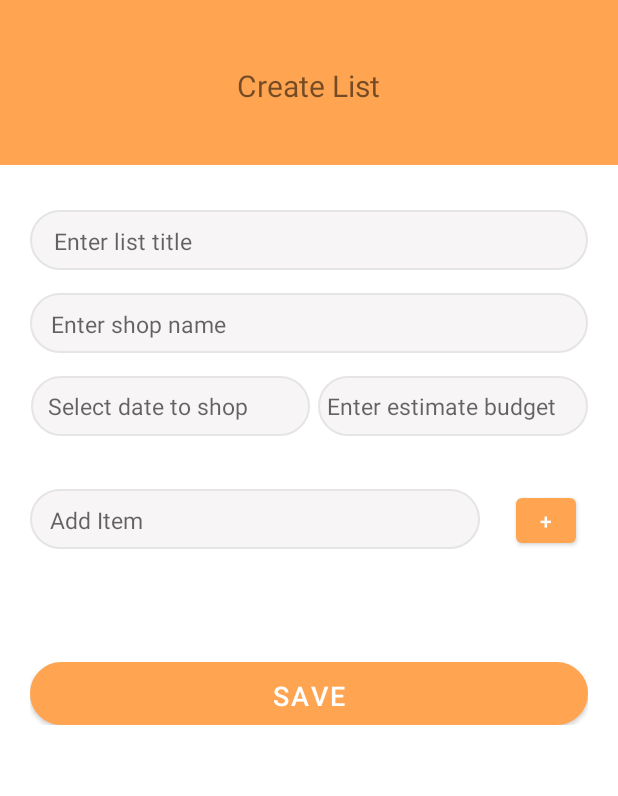
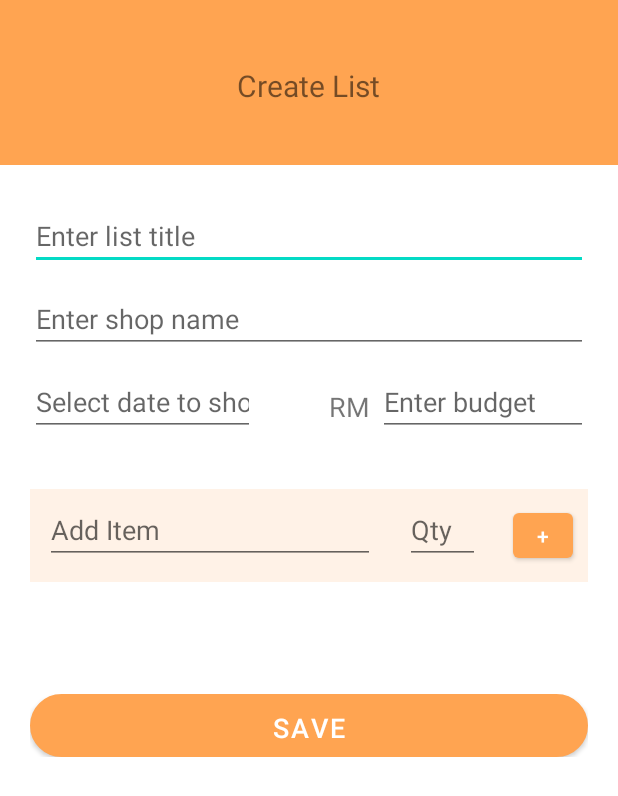
Before and after one commit to ainnurina/yololist, an Android app: the AddListActivity screen opened directly, with no data from a screen before it, on a phone screen of 412 x 824 dp. Shown: the top 796 px of the screen. Run offline under Robolectric (Android 15) with nearby library versions, the phone set to English and light mode, and no system bars; our stand-ins replace Firebase (no records; nobody signed in at launch, a user with empty details on screens opened directly); Roboto replaces fonts that are not available here.

Commit message:
new update 30/1 -1

```diff
--- a/app/src/main/java/com/example/ToListApp/AddListActivity.java
+++ b/app/src/main/java/com/example/ToListApp/AddListActivity.java
@@ -51,11 +51,12 @@ public class AddListActivity extends AppCompatActivity implements OnClickListene
     private EditText list_title;
     private EditText textIn;
     private LinearLayout container;
-    private TextView textOut;
+    private TextView textOut, textOutQty;
 
     private EditText etDate;
     private EditText shopName;
     private EditText budget;
+    private EditText txtqty;
     DatePickerDialog.OnDateSetListener setListener;
 
 
@@ -72,6 +73,7 @@ public class AddListActivity extends AppCompatActivity implements OnClickListene
     private CollectionReference collectionReferenceI = db.collection("Items");
 
     private ArrayList<String> values = new ArrayList<String>();
+    private ArrayList<String> valuesQty = new ArrayList<String>();
 
     @Override
     protected void onCreate(Bundle savedInstanceState) {
@@ -84,6 +86,7 @@ public class AddListActivity extends AppCompatActivity implements OnClickListene
         shopName = findViewById(R.id.post_list_shopName);
         budget = findViewById(R.id.post_list_budget);
         textIn = findViewById(R.id.textin);
+        txtqty = findViewById(R.id.txtqty);
         saveButton = findViewById(R.id.post_saveButton);
         saveButton.setOnClickListener(this);
         buttonAdd = findViewById(R.id.post_add_new_item);
@@ -122,6 +125,10 @@ public class AddListActivity extends AppCompatActivity implements OnClickListene
                 textOut.setText(textIn.getText().toString());
                 values.add(textIn.getText().toString());
 
+                textOutQty = addView.findViewById(R.id.inputqty);
+                textOutQty.setText(txtqty.getText().toString());
+                valuesQty.add(txtqty.getText().toString());
+
                 Button buttonRemove = (Button) addView.findViewById(R.id.remove);
                 View finalAddView = addView;
                 String tempS = textOut.getText().toString().trim();
@@ -134,6 +141,7 @@ public class AddListActivity extends AppCompatActivity implements OnClickListene
                         for (int i = 0; i <values.size(); i++) {
                             if ((tempS).equals(values.get(i))) {
                                 values.remove(i);
+                                valuesQty.remove(i);
                                 ((LinearLayout) finalAddView.getParent()).removeView(finalAddView);
                                 break;
                             }
@@ -194,10 +202,10 @@ public class AddListActivity extends AppCompatActivity implements OnClickListene
             List list = new List();
             list.setListid(key);
             list.setTitle(title);
-            list.setTotitem(values.size());
             list.setShopName(shopnamelocation);
             list.setTotalbudget(Float.parseFloat(totbudget));
             list.setTotalexpenses(Float.parseFloat("0.00"));
+            list.setStatusList("In Progress");
             list.setUserId(currentUserId);
             list.setTimeAdded(new Timestamp(new Date()));
             try {
@@ -223,6 +231,7 @@ public class AddListActivity extends AppCompatActivity implements OnClickListene
                                 Items item = new Items();
                                 item.setItemid(keyItem);
                                 item.setItemName(values.get(i));
+                                item.setItemQty(Integer.valueOf(valuesQty.get(i)));
                                 item.setStatus(0);
                                 item.setListid(key);
 
--- a/app/src/main/java/com/example/ToListApp/MainActivity.java
+++ b/app/src/main/java/com/example/ToListApp/MainActivity.java
@@ -137,8 +137,6 @@ public class MainActivity extends AppCompatActivity implements RecyclerViewInter
 
         navigationView.setNavigationItemSelectedListener(this);
         navigationView.setCheckedItem(R.id.nav_home);
-
-
     }
 
 
@@ -241,7 +239,6 @@ public class MainActivity extends AppCompatActivity implements RecyclerViewInter
 
         intent.putExtra("Title", allList.get(position).getTitle());
         intent.putExtra("ListID", allList.get(position).getListid());
-        intent.putExtra("ItemQty", allList.get(position).getTotitem());
         intent.putExtra("DateAdded", allList.get(position).getTimeAdded());
         intent.putExtra("shopName", allList.get(position).getShopName());
         intent.putExtra("datePlan", sfd.format(new Date(t)));
--- a/app/src/main/java/com/example/ToListApp/viewBudgetActivity.java
+++ b/app/src/main/java/com/example/ToListApp/viewBudgetActivity.java
@@ -162,6 +162,7 @@ public class viewBudgetActivity extends AppCompatActivity {
                                     com.example.ToListApp.model.List list = lists.toObject(com.example.ToListApp.model.List.class);
 
                                     allList.add(list);
+
                                 }
                                 //Invoke recyler view
                                 adapter = new budgetAdapter(getApplicationContext(), allList);
--- a/app/src/main/res/layout/activity_add_list.xml
+++ b/app/src/main/res/layout/activity_add_list.xml
@@ -8,6 +8,7 @@
     tools:context=".AddListActivity">
 
     <LinearLayout
+        android:id="@+id/layoutcont"
         android:orientation="vertical"
         android:layout_width="match_parent"
         android:layout_height="wrap_content">
@@ -58,16 +59,14 @@
                 android:layout_alignParentEnd="true"
                 android:layout_alignParentBottom="true"
                 android:layout_marginEnd="0dp"
-                android:layout_marginBottom="0dp"
-                android:background="@drawable/formfield">
+                android:layout_marginBottom="0dp">
 
                 <EditText
                     android:id="@+id/post_list_title"
-                    android:layout_width="wrap_content"
+                    android:layout_width="match_parent"
                     android:layout_height="wrap_content"
                     android:hint="Enter list title"
-                    android:background="@android:color/transparent"
-                    android:textSize="15sp"
+                    android:textSize="18sp"
                     android:inputType="text"
                     android:maxLines="1"
                     app:layout_constraintBottom_toBottomOf="parent"
@@ -94,16 +93,14 @@
                 android:layout_alignParentEnd="true"
                 android:layout_alignParentBottom="true"
                 android:layout_marginEnd="0dp"
-                android:layout_marginBottom="0dp"
-                android:background="@drawable/formfield">
+                android:layout_marginBottom="0dp">
 
                 <EditText
                     android:id="@+id/post_list_shopName"
-                    android:layout_width="wrap_content"
+                    android:layout_width="match_parent"
                     android:layout_height="wrap_content"
                     android:hint="Enter shop name"
-                    android:background="@android:color/transparent"
-                    android:textSize="15sp"
+                    android:textSize="18sp"
                     android:inputType="text"
                     android:maxLines="1"
                     app:layout_constraintBottom_toBottomOf="parent"
@@ -125,51 +122,67 @@
             android:layout_marginRight="20dp">
 
             <androidx.constraintlayout.widget.ConstraintLayout
-                android:layout_width="186dp"
+                android:layout_width="150dp"
                 android:layout_height="40dp"
-                android:layout_alignParentEnd="true"
-                android:layout_alignParentBottom="true"
                 android:layout_marginEnd="185dp"
-                android:layout_marginBottom="0dp"
-                android:background="@drawable/formfield">
+                android:layout_marginBottom="0dp">
 
                 <EditText
                     android:id="@+id/et_date"
-                    android:layout_width="wrap_content"
+                    android:layout_width="match_parent"
                     android:layout_height="wrap_content"
-                    android:background="@android:color/transparent"
                     android:hint="Select date to shop"
                     android:inputType="text"
                     android:maxLines="1"
-                    android:textSize="15sp"
+                    android:textSize="18sp"
                     app:layout_constraintBottom_toBottomOf="parent"
                     app:layout_constraintEnd_toEndOf="parent"
-                    app:layout_constraintHorizontal_bias="0.219"
+                    app:layout_constraintHorizontal_bias="0.0"
                     app:layout_constraintStart_toStartOf="parent"
-                    app:layout_constraintTop_toTopOf="parent" />
+                    app:layout_constraintTop_toTopOf="parent"
+                    app:layout_constraintVertical_bias="0.0" />
 
             </androidx.constraintlayout.widget.ConstraintLayout>
 
             <androidx.constraintlayout.widget.ConstraintLayout
-                android:layout_width="180dp"
+                android:layout_width="wrap_content"
+                android:layout_height="40dp"
+                android:layout_alignParentEnd="true"
+                android:layout_alignParentBottom="true"
+                android:layout_marginEnd="145dp"
+                android:layout_marginBottom="0dp">
+
+                <TextView
+                    android:id="@+id/rm"
+                    android:layout_width="wrap_content"
+                    android:layout_height="wrap_content"
+                    android:text="RM"
+                    android:textSize="18sp"
+                    app:layout_constraintBottom_toBottomOf="parent"
+                    app:layout_constraintEnd_toEndOf="parent"
+                    app:layout_constraintStart_toStartOf="parent"
+                    app:layout_constraintTop_toTopOf="parent"
+                    tools:ignore="MissingConstraints" />
+            </androidx.constraintlayout.widget.ConstraintLayout>
+
+            <androidx.constraintlayout.widget.ConstraintLayout
+                android:layout_width="140dp"
                 android:layout_height="40dp"
                 android:layout_alignParentEnd="true"
                 android:layout_alignParentBottom="true"
                 android:layout_marginEnd="0dp"
                 android:layout_marginBottom="0dp"
-                android:background="@drawable/formfield"
                 app:layout_constraintBottom_toBottomOf="parent"
                 app:layout_constraintTop_toTopOf="parent">
 
                 <EditText
                     android:id="@+id/post_list_budget"
-                    android:layout_width="wrap_content"
+                    android:layout_width="match_parent"
                     android:layout_height="wrap_content"
-                    android:background="@android:color/transparent"
-                    android:hint="Enter estimate budget"
-                    android:inputType="text"
+                    android:hint="Enter budget"
+                    android:inputType="numberDecimal"
                     android:maxLines="1"
-                    android:textSize="15sp"
+                    android:textSize="18sp"
                     app:layout_constraintBottom_toBottomOf="parent"
                     app:layout_constraintEnd_toEndOf="parent"
                     app:layout_constraintHorizontal_bias="0.219"
@@ -184,31 +197,47 @@
 
         <RelativeLayout
             android:layout_width="match_parent"
-            android:layout_height="match_parent"
+            android:layout_height="wrap_content"
             android:layout_marginLeft="20dp"
             android:layout_marginTop="35dp"
-            android:layout_marginRight="20dp">
+            android:layout_marginRight="20dp"
+            android:background="@color/orange_200">
 
             <androidx.constraintlayout.widget.ConstraintLayout
-                android:layout_width="300dp"
+                android:id="@+id/addname"
+                android:layout_width="220dp"
                 android:layout_height="40dp"
-                android:background="@drawable/formfield"
-                android:layout_marginBottom="26dp">
+                android:layout_margin="10dp">
 
                 <EditText
                     android:id="@+id/textin"
-                    android:layout_width="wrap_content"
+                    android:layout_width="match_parent"
                     android:layout_height="wrap_content"
                     android:hint="Add Item"
-                    android:background="@android:color/transparent"
                     app:layout_constraintBottom_toBottomOf="parent"
                     app:layout_constraintEnd_toEndOf="parent"
                     app:layout_constraintHorizontal_bias="0.056"
                     app:layout_constraintStart_toStartOf="parent"
                     app:layout_constraintTop_toTopOf="parent"
                     app:layout_constraintVertical_bias="0.523"
-                    android:textSize="15sp"/>
+                    android:textSize="18sp"/>
 
+            </androidx.constraintlayout.widget.ConstraintLayout>
+
+            <androidx.constraintlayout.widget.ConstraintLayout
+                android:layout_width="50dp"
+                android:layout_height="40dp"
+                android:layout_margin="10dp"
+                android:layout_toRightOf="@+id/addname" >
+
+                <EditText
+                    android:id="@+id/txtqty"
+                    android:layout_width="match_parent"
+                    android:layout_height="wrap_content"
+                    android:hint="Qty"
+                    android:textSize="18sp"
+                    android:inputType="number"
+                    tools:ignore="MissingConstraints" />
             </androidx.constraintlayout.widget.ConstraintLayout>
 
             <Button
@@ -218,7 +247,7 @@
                 android:layout_alignParentTop="true"
                 android:layout_alignParentEnd="true"
                 android:layout_marginStart="23dp"
-                android:layout_marginTop="0dp"
+                android:layout_margin="10dp"
                 android:layout_marginEnd="8dp"
                 android:text="+"
                 app:layout_constraintBottom_toBottomOf="parent"
@@ -230,8 +259,7 @@
             android:layout_width="match_parent"
             android:layout_height="match_parent"
             android:orientation="vertical"
-            android:layout_marginBottom="25dp">
-
+            android:layout_margin="25dp">
 
         </LinearLayout>
 
--- a/app/src/main/res/layout/activity_main.xml
+++ b/app/src/main/res/layout/activity_main.xml
@@ -114,6 +114,9 @@
                 android:id="@+id/list_no_data"
                 android:layout_width="match_parent"
                 android:layout_height="wrap_content"
+                android:layout_margin="20dp"
+                android:textAlignment="center"
+                android:textSize="15dp"
                 android:text="@string/no_data_hint"
                 android:visibility="invisible" />
 
```
Also changed, not shown: app/src/main/java/com/example/ToListApp/UpdateItemsActivity.java (+11 -7 lines), app/src/main/java/com/example/ToListApp/model/Items.java (+13 -2 lines), app/src/main/java/com/example/ToListApp/model/List.java (+36 -20 lines), app/src/main/java/com/example/ToListApp/ui/ItemUpdateAdapter.java (+50 -6 lines), app/src/main/java/com/example/ToListApp/ui/ListRecyclerAdapter.java (+8 -11 lines), app/src/main/res/drawable/headercolor.xml (added, +8 -0 lines), app/src/main/res/layout/item_row.xml (+21 -2 lines), app/src/main/res/layout/update_item_row.xml (+23 -3 lines), app/src/main/res/menu/main_menu.xml (+16 -14 lines), app/src/main/res/drawable/finance_icon.png (added), app/src/main/res/drawable/logout_icon.png (added).
